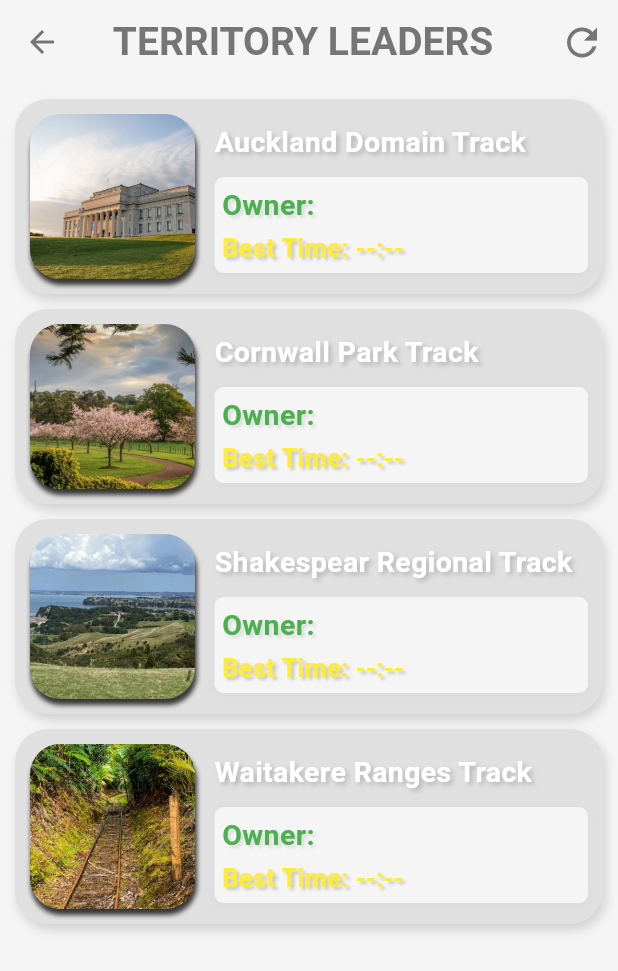
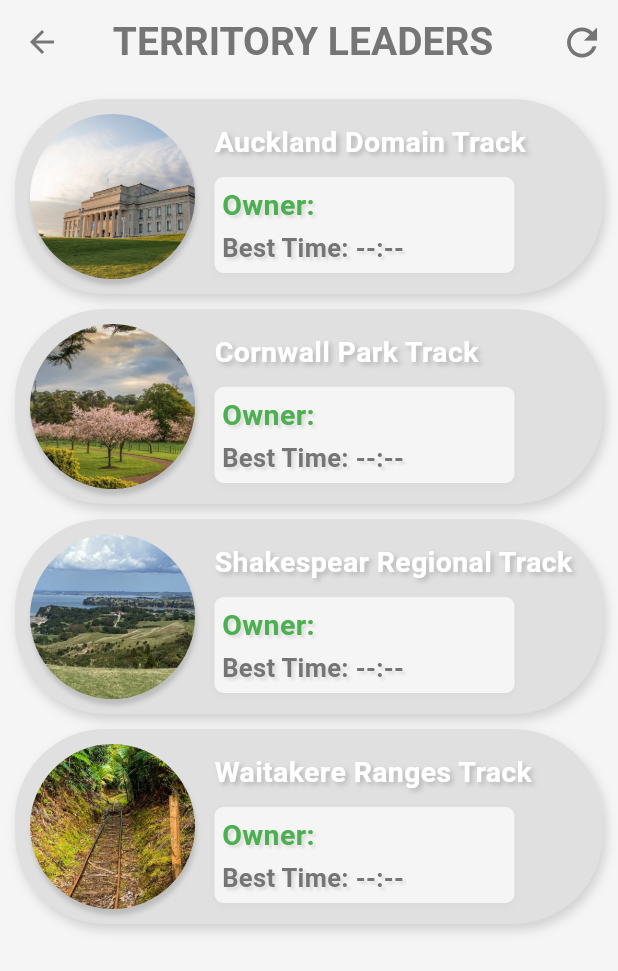
Before and after one commit to jaydentosul/fit_ness_territory, a Flutter app: the ScoreboardPage screen opened by its route, after a tap on the "refresh" icon, on a phone screen of 412 x 824 dp. Shown: the top 971 px of the screen. Run offline on Flutter 3.47's test engine with Material 3 defaults, Android fonts, the phone set to English and light mode, and no system bars; our stand-ins replace cloud_firestore, dio, firebase_auth, firebase_core, geolocator, google_maps_flutter and 3 more; missing offline and left inert: flutter_polyline_points; accounts and stored records are empty.

Commit message:
some more bug fixes

```diff
--- a/lib/components/my_territory_list.dart
+++ b/lib/components/my_territory_list.dart
@@ -57,7 +57,7 @@ class MyListTerritory extends StatelessWidget {
           height: 130,
           decoration: BoxDecoration(
             color: Theme.of(context).colorScheme.surface,
-            borderRadius: BorderRadius.circular(22),
+            borderRadius: BorderRadius.circular(60),
             boxShadow: [
               BoxShadow(
                 color: Colors.black.withValues(alpha: 0.15),
@@ -70,10 +70,10 @@ class MyListTerritory extends StatelessWidget {
             children: [
               Container(
                 decoration: BoxDecoration(
-                  borderRadius: BorderRadius.circular(20),
+                  borderRadius: BorderRadius.circular(80),
                   boxShadow: [
                     BoxShadow(
-                      color: Colors.black.withValues(alpha: 0.76),
+                      color: Colors.black.withValues(alpha: 0.16),
                       blurRadius: 2,
                       offset: Offset(1, 4),
                     )
@@ -81,7 +81,7 @@ class MyListTerritory extends StatelessWidget {
                 ),
                 child:
                 ClipRRect(
-                  borderRadius: BorderRadiusGeometry.circular(20),
+                  borderRadius: BorderRadiusGeometry.circular(80),
                   child: imgPath.startsWith('assets/')
                       ? Image.asset(imgPath, width: 110, height: 110, fit: BoxFit.cover,
                   ) : Image.network(imgPath, fit: BoxFit.cover,
@@ -118,7 +118,7 @@ class MyListTerritory extends StatelessWidget {
 
 
                       Container(
-                        width: double.infinity,
+                        width: 200,
                         padding: EdgeInsets.all(5),
                         decoration: BoxDecoration(
                           color: Theme.of(context).colorScheme.tertiary,
@@ -159,10 +159,10 @@ class MyListTerritory extends StatelessWidget {
                                   fontSize: 17,
                                   overflow: TextOverflow.ellipsis,
                                   fontWeight: FontWeight.bold,
-                                  color: Colors.yellow,
+                                  color: Colors.grey.shade600,
                                   shadows: [
                                     Shadow(
-                                        color: Colors.black.withValues(alpha: 0.2),
+                                        color: Colors.black.withValues(alpha: 0.1),
                                         blurRadius: 2,
                                         offset: Offset(2, 2)
                                     )
--- a/lib/pages/scoreboard_page.dart
+++ b/lib/pages/scoreboard_page.dart
@@ -48,7 +48,7 @@ class ScoreboardPage extends StatelessWidget {
         stream: FirebaseFirestore.instance
             .collection('territories')
             .where('fastestTimeSeconds', isGreaterThanOrEqualTo: 0)
-            .orderBy('fastestTimeSeconds')
+            .orderBy('territoryName')
             .snapshots(),
         builder: (context, snapshot) {
 
--- a/lib/services/auth_service.dart
+++ b/lib/services/auth_service.dart
@@ -3,10 +3,10 @@ import 'dart:io';
 
 import 'package:firebase_auth/firebase_auth.dart';
 import 'package:cloud_firestore/cloud_firestore.dart';
+import 'package:fit_ness_territory/services/territory_sync_service.dart';
 
 // handles firebase login and signup
 // Also saves new user details into firestore
-
 class AuthService {
   final FirebaseAuth _auth = FirebaseAuth.instance;
   final FirebaseFirestore _db = FirebaseFirestore.instance;
@@ -81,6 +81,9 @@ class AuthService {
       //delete user data frm firestore first
       await _db.collection('users').doc(user.uid).delete();
 
+      //refreshes the scoreBoard
+      TerritorySyncService().syncTerritoryRecords();
+
       //then delete the login/auth accounts
       await user.delete();
 
--- a/lib/services/territory_sync_service.dart
+++ b/lib/services/territory_sync_service.dart
@@ -13,6 +13,9 @@ class TerritorySyncService {
   Future<void> syncTerritoryRecords() async {
     final user = FirebaseAuth.instance.currentUser;
     if (user == null) return;
+
+    //sync usernames in the each run documents
+    await syncRunUsernames();
 
     final runsWithTerritoryName = await _db
         .collection('runs')
@@ -125,5 +128,27 @@ class TerritorySyncService {
         }
       }
     }
+
+  }
+
+  Future<void> syncRunUsernames() async {
+    final allRuns = await _db.collection('runs').get();
+
+    for (final runDoc in allRuns.docs) {
+      final data = runDoc.data();
+      final String userId = data['userId'] ?? '';
+      final String storedUsername = data['username'] ?? '';
+
+      if (userId.isEmpty) continue;
+
+      final userDoc = await _db.collection('users').doc(userId).get();
+      if (!userDoc.exists) continue;
+
+      final String actualUsername = userDoc.data()?['username'] ?? '';
+
+      if (actualUsername.isNotEmpty && actualUsername != storedUsername) {
+        await runDoc.reference.update({'username': actualUsername});
+      }
+    }
   }
 }
```
